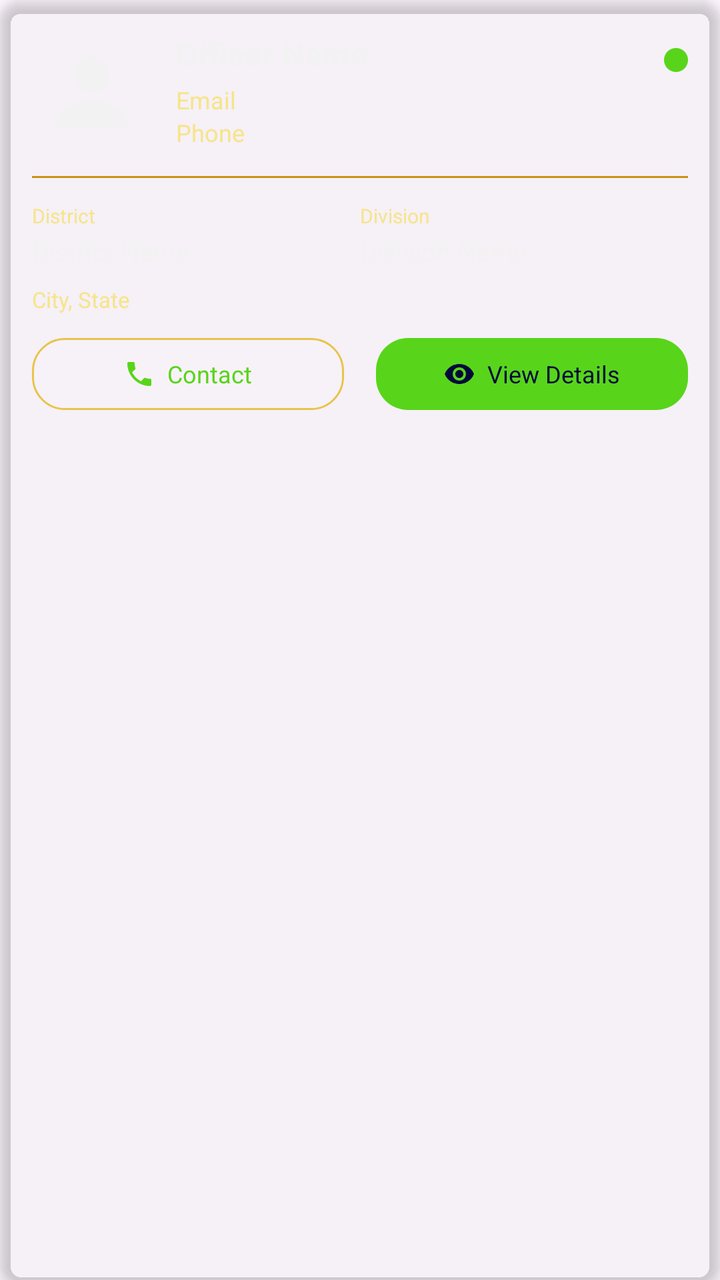
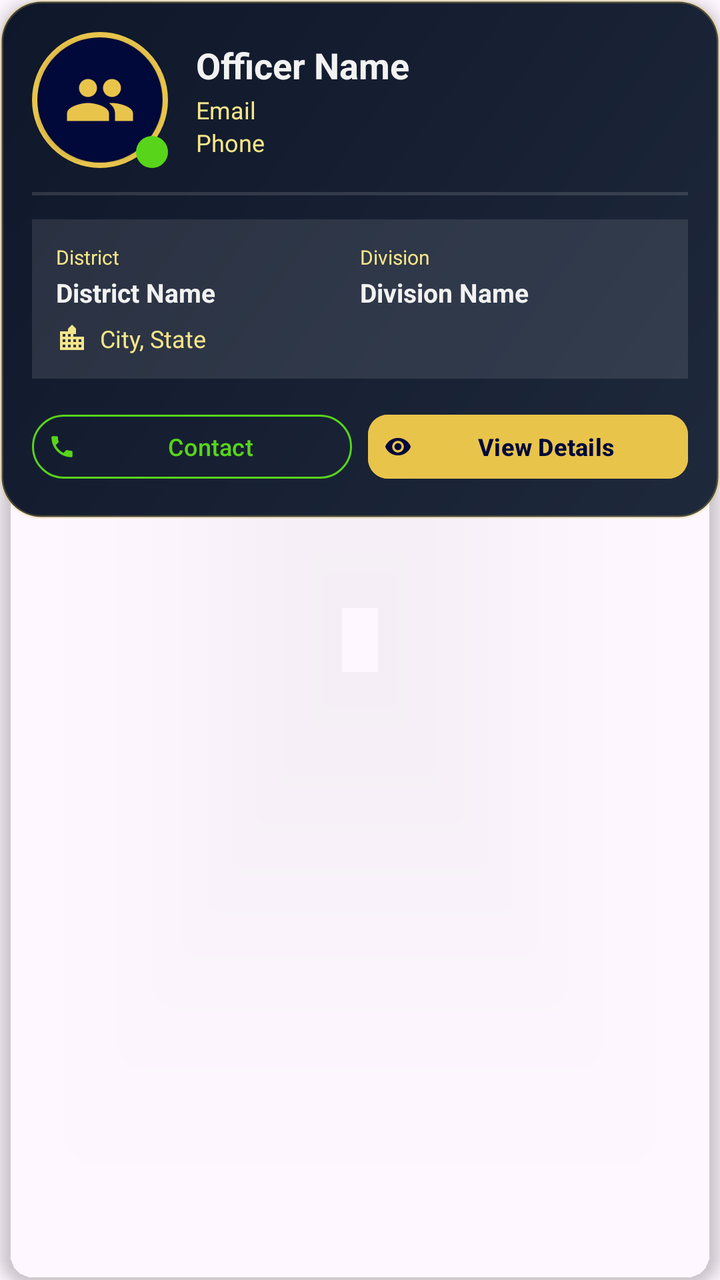

An Android layout rendered at two revisions. The XML below is the earlier revision; the diff shows what the commit changed to produce the second picture.
<!-- AndroidManifest.xml: application theme Theme.SevaSarthi -->
<!-- res/layout/item_officer.xml -->
<?xml version="1.0" encoding="utf-8"?>
<androidx.cardview.widget.CardView xmlns:android="http://schemas.android.com/apk/res/android"
    xmlns:app="http://schemas.android.com/apk/res-auto"
    android:id="@+id/cardView"
    android:layout_width="match_parent"
    android:layout_height="wrap_content"
    android:layout_marginBottom="12dp"
    app:cardBackgroundColor="#1AFFFFFF"
    app:cardCornerRadius="12dp"
    app:cardElevation="4dp">

    <LinearLayout
        android:layout_width="match_parent"
        android:layout_height="wrap_content"
        android:orientation="vertical"
        android:padding="16dp">

        
        <LinearLayout
            android:layout_width="match_parent"
            android:layout_height="wrap_content"
            android:orientation="horizontal">

            <ImageView
                android:id="@+id/ivProfile"
                android:layout_width="60dp"
                android:layout_height="60dp"
                android:background="@drawable/profile_bg"
                android:padding="4dp"
                android:src="@drawable/ic_profile" />

            <LinearLayout
                android:layout_width="0dp"
                android:layout_height="wrap_content"
                android:layout_marginStart="12dp"
                android:layout_weight="1"
                android:orientation="vertical">

                <TextView
                    android:id="@+id/tvName"
                    android:layout_width="wrap_content"
                    android:layout_height="wrap_content"
                    android:text="Officer Name"
                    android:textColor="@color/logo_white"
                    android:textSize="16sp"
                    android:textStyle="bold" />

                <TextView
                    android:id="@+id/tvEmail"
                    android:layout_width="wrap_content"
                    android:layout_height="wrap_content"
                    android:layout_marginTop="4dp"
                    android:text="Email"
                    android:textColor="@color/logo_gold_light"
                    android:textSize="12sp" />

                <TextView
                    android:id="@+id/tvPhone"
                    android:layout_width="wrap_content"
                    android:layout_height="wrap_content"
                    android:text="Phone"
                    android:textColor="@color/logo_gold_light"
                    android:textSize="12sp" />
            </LinearLayout>

            <ImageView
                android:id="@+id/ivStatus"
                android:layout_width="12dp"
                android:layout_height="12dp"
                android:layout_marginTop="8dp"
                android:src="@drawable/circle_shape_green" />
        </LinearLayout>

        
        <View
            android:layout_width="match_parent"
            android:layout_height="1dp"
            android:layout_marginVertical="12dp"
            android:background="@color/logo_gold_dark" />

        
        <LinearLayout
            android:layout_width="match_parent"
            android:layout_height="wrap_content"
            android:orientation="horizontal"
            android:weightSum="2">

            <LinearLayout
                android:layout_width="0dp"
                android:layout_height="wrap_content"
                android:layout_weight="1"
                android:orientation="vertical">

                <TextView
                    android:layout_width="wrap_content"
                    android:layout_height="wrap_content"
                    android:text="District"
                    android:textColor="@color/logo_gold_light"
                    android:textSize="10sp" />

                <TextView
                    android:id="@+id/tvDistrict"
                    android:layout_width="wrap_content"
                    android:layout_height="wrap_content"
                    android:layout_marginTop="2dp"
                    android:text="District Name"
                    android:textColor="@color/logo_white"
                    android:textSize="13sp" />
            </LinearLayout>

            <LinearLayout
                android:layout_width="0dp"
                android:layout_height="wrap_content"
                android:layout_weight="1"
                android:orientation="vertical">

                <TextView
                    android:layout_width="wrap_content"
                    android:layout_height="wrap_content"
                    android:text="Division"
                    android:textColor="@color/logo_gold_light"
                    android:textSize="10sp" />

                <TextView
                    android:id="@+id/tvDivision"
                    android:layout_width="wrap_content"
                    android:layout_height="wrap_content"
                    android:layout_marginTop="2dp"
                    android:text="Division Name"
                    android:textColor="@color/logo_white"
                    android:textSize="13sp" />
            </LinearLayout>
        </LinearLayout>

        
        <TextView
            android:id="@+id/tvLocation"
            android:layout_width="wrap_content"
            android:layout_height="wrap_content"
            android:layout_marginTop="8dp"
            android:text="City, State"
            android:textColor="@color/logo_gold_light"
            android:textSize="11sp" />

        
        <LinearLayout
            android:layout_width="match_parent"
            android:layout_height="wrap_content"
            android:layout_marginTop="12dp"
            android:orientation="horizontal">

            <LinearLayout
                android:id="@+id/btnContact"
                android:layout_width="0dp"
                android:layout_height="36dp"
                android:layout_marginEnd="8dp"
                android:layout_weight="1"
                android:background="@drawable/edit_button_bg"
                android:gravity="center"
                android:orientation="horizontal">

                <ImageView
                    android:layout_width="16dp"
                    android:layout_height="16dp"
                    android:src="@drawable/ic_phone"
                    app:tint="@color/logo_green" />

                <TextView
                    android:layout_width="wrap_content"
                    android:layout_height="wrap_content"
                    android:layout_marginStart="6dp"
                    android:text="Contact"
                    android:textColor="@color/logo_green"
                    android:textSize="12sp" />
            </LinearLayout>

            <LinearLayout
                android:id="@+id/btnViewDetails"
                android:layout_width="0dp"
                android:layout_height="36dp"
                android:layout_marginStart="8dp"
                android:layout_weight="1"
                android:background="@drawable/save_button_bg"
                android:gravity="center"
                android:orientation="horizontal">

                <ImageView
                    android:layout_width="16dp"
                    android:layout_height="16dp"
                    android:src="@drawable/ic_visibility"
                    app:tint="@color/logo_dark_blue" />

                <TextView
                    android:layout_width="wrap_content"
                    android:layout_height="wrap_content"
                    android:layout_marginStart="6dp"
                    android:text="View Details"
                    android:textColor="@color/logo_dark_blue"
                    android:textSize="12sp" />
            </LinearLayout>
        </LinearLayout>

    </LinearLayout>
</androidx.cardview.widget.CardView>
<!-- resources referenced by this layout -->
<resources>
  <color name="logo_dark_blue">#00093A</color>
  <color name="logo_gold_dark">#C8920F</color>
  <color name="logo_gold_light">#F5E58A</color>
  <color name="logo_green">#58D51A</color>
  <color name="logo_white">#F2F2F2</color>
  <!-- drawable circle_shape_green (drawable) -->
  <?xml version="1.0" encoding="utf-8"?>
  <shape xmlns:android="http://schemas.android.com/apk/res/android"
      android:shape="oval">
      <solid android:color="@color/logo_green" />
  </shape>
  <!-- drawable edit_button_bg (drawable) -->
  <?xml version="1.0" encoding="utf-8"?>
  <selector xmlns:android="http://schemas.android.com/apk/res/android">
      <item android:state_pressed="true">
          <shape>
              <solid android:color="@color/logo_gold_dark" />
              <corners android:radius="16dp" />
          </shape>
      </item>
      <item>
          <shape>
              <solid android:color="#1AFFFFFF" />
              <stroke
                  android:width="1dp"
                  android:color="@color/logo_gold" />
              <corners android:radius="16dp" />
          </shape>
      </item>
  </selector>
  <!-- drawable ic_profile (drawable) -->
  <?xml version="1.0" encoding="utf-8"?>
  <vector xmlns:android="http://schemas.android.com/apk/res/android"
      android:width="24dp"
      android:height="24dp"
      android:viewportWidth="24"
      android:viewportHeight="24">
      <path
          android:fillColor="#F2F2F2"
          android:pathData="M12,12c2.21,0 4,-1.79 4,-4s-1.79,-4 -4,-4 -4,1.79 -4,4 1.79,4 4,4zM12,14c-2.67,0 -8,1.34 -8,4v2h16v-2c0,-2.66 -5.33,-4 -8,-4z"/>
  </vector>
  <!-- drawable profile_bg (drawable) -->
  <?xml version="1.0" encoding="utf-8"?>
  <selector xmlns:android="http://schemas.android.com/apk/res/android">
  
  </selector>
  <!-- drawable save_button_bg (drawable) -->
  <?xml version="1.0" encoding="utf-8"?>
  <selector xmlns:android="http://schemas.android.com/apk/res/android">
      <item android:state_pressed="true">
          <shape>
              <solid android:color="@color/logo_green_dark" />
              <corners android:radius="16dp" />
          </shape>
      </item>
      <item>
          <shape>
              <solid android:color="@color/logo_green" />
              <corners android:radius="16dp" />
          </shape>
      </item>
  </selector>
  <style name="Theme.SevaSarthi" parent="Theme.Material3.DayNight.NoActionBar">
          <item name="colorPrimary">@color/logo_dark_blue</item>
          <item name="colorOnPrimary">@color/logo_white</item>
          <item name="colorSecondary">@color/logo_orange</item>
          <item name="colorOnSecondary">@color/logo_dark_blue</item>
          <item name="android:statusBarColor">@color/logo_dark_blue</item>
          <item name="android:navigationBarColor">@color/logo_dark_blue</item>
          <item name="android:windowAnimationStyle">@style/WindowAnimationTransition</item>
      </style>
  <color name="logo_gold">#E8C44B</color>
  <color name="logo_green_dark">#2FA80C</color>
  <color name="logo_orange">#F48A11</color>
  <style name="WindowAnimationTransition">
          <item name="android:activityOpenEnterAnimation">@anim/slide_in_right</item>
          <item name="android:activityOpenExitAnimation">@anim/slide_out_left</item>
          <item name="android:activityCloseEnterAnimation">@anim/slide_in_left</item>
          <item name="android:activityCloseExitAnimation">@anim/slide_out_right</item>
      </style>
  <!-- unchanged entries left out for length: 2 -->
</resources>

<!-- the commit's change to res/layout/item_officer.xml (unified diff, before → after) -->
@@ -4,14 +4,16 @@
     android:id="@+id/cardView"
     android:layout_width="match_parent"
     android:layout_height="wrap_content"
-    android:layout_marginBottom="12dp"
-    app:cardBackgroundColor="#1AFFFFFF"
-    app:cardCornerRadius="12dp"
+    android:layout_marginBottom="14dp"
+    android:foreground="?attr/selectableItemBackground"
+    app:cardBackgroundColor="@android:color/transparent"
+    app:cardCornerRadius="18dp"
     app:cardElevation="4dp">
 
     <LinearLayout
         android:layout_width="match_parent"
         android:layout_height="wrap_content"
+        android:background="@drawable/card_bg_founder_header"
         android:orientation="vertical"
         android:padding="16dp">
 
@@ -19,20 +21,52 @@
         <LinearLayout
             android:layout_width="match_parent"
             android:layout_height="wrap_content"
+            android:gravity="center_vertical"
             android:orientation="horizontal">
 
-            <ImageView
-                android:id="@+id/ivProfile"
-                android:layout_width="60dp"
-                android:layout_height="60dp"
-                android:background="@drawable/profile_bg"
-                android:padding="4dp"
-                android:src="@drawable/ic_profile" />
+            <RelativeLayout
+                android:layout_width="68dp"
+                android:layout_height="68dp">
+
+                <FrameLayout
+                    android:layout_width="68dp"
+                    android:layout_height="68dp"
+                    android:background="@drawable/profile_avatar_frame"
+                    android:padding="3dp">
+
+                    <androidx.cardview.widget.CardView
+                        android:layout_width="62dp"
+                        android:layout_height="62dp"
+                        android:layout_gravity="center"
+                        app:cardBackgroundColor="@color/logo_dark_blue"
+                        app:cardCornerRadius="31dp">
+
+                        <ImageView
+                            android:id="@+id/ivProfile"
+                            android:layout_width="36dp"
+                            android:layout_height="36dp"
+                            android:layout_gravity="center"
+                            android:contentDescription="Officer Profile"
+                            android:src="@drawable/ic_officer"
+                            app:tint="@color/logo_gold" />
+                    </androidx.cardview.widget.CardView>
+                </FrameLayout>
+
+                <ImageView
+                    android:id="@+id/ivStatus"
+                    android:layout_width="16dp"
+                    android:layout_height="16dp"
+                    android:layout_alignParentEnd="true"
+                    android:layout_alignParentBottom="true"
+                    android:contentDescription="Status"
+                    android:elevation="6dp"
+                    android:src="@drawable/circle_shape_green" />
+            </RelativeLayout>
 
             <LinearLayout
                 android:layout_width="0dp"
                 android:layout_height="wrap_content"
-                android:layout_marginStart="12dp"
+                android:layout_marginStart="14dp"
                 android:layout_weight="1"
                 android:orientation="vertical">
 
@@ -40,16 +74,20 @@
                     android:id="@+id/tvName"
                     android:layout_width="wrap_content"
                     android:layout_height="wrap_content"
+                    android:ellipsize="end"
+                    android:maxLines="1"
                     android:text="Officer Name"
                     android:textColor="@color/logo_white"
-                    android:textSize="16sp"
+                    android:textSize="18sp"
                     android:textStyle="bold" />
 
                 <TextView
                     android:id="@+id/tvEmail"
                     android:layout_width="wrap_content"
                     android:layout_height="wrap_content"
-                    android:layout_marginTop="4dp"
+                    android:layout_marginTop="2dp"
+                    android:ellipsize="end"
+                    android:maxLines="1"
                     android:text="Email"
                     android:textColor="@color/logo_gold_light"
                     android:textSize="12sp" />
@@ -62,143 +100,151 @@
                     android:textColor="@color/logo_gold_light"
                     android:textSize="12sp" />
             </LinearLayout>
-
-            <ImageView
-                android:id="@+id/ivStatus"
-                android:layout_width="12dp"
-                android:layout_height="12dp"
-                android:layout_marginTop="8dp"
-                android:src="@drawable/circle_shape_green" />
         </LinearLayout>
 
         
         <View
             android:layout_width="match_parent"
-            android:layout_height="1dp"
+            android:layout_height="1.5dp"
             android:layout_marginVertical="12dp"
-            android:background="@color/logo_gold_dark" />
+            android:background="#20FFFFFF" />
 
         
         <LinearLayout
             android:layout_width="match_parent"
             android:layout_height="wrap_content"
-            android:orientation="horizontal"
-            android:weightSum="2">
+            android:background="#1AFFFFFF"
+            android:orientation="vertical"
+            android:padding="12dp">
 
             <LinearLayout
-                android:layout_width="0dp"
+                android:layout_width="match_parent"
                 android:layout_height="wrap_content"
-                android:layout_weight="1"
-                android:orientation="vertical">
-
-                <TextView
-                    android:layout_width="wrap_content"
-                    android:layout_height="wrap_content"
-                    android:text="District"
-                    android:textColor="@color/logo_gold_light"
-                    android:textSize="10sp" />
-
-                <TextView
-                    android:id="@+id/tvDistrict"
-                    android:layout_width="wrap_content"
-                    android:layout_height="wrap_content"
-                    android:layout_marginTop="2dp"
-                    android:text="District Name"
-                    android:textColor="@color/logo_white"
-                    android:textSize="13sp" />
+                android:orientation="horizontal">
+
+                <LinearLayout
+                    android:layout_width="0dp"
+                    android:layout_height="wrap_content"
+                    android:layout_weight="1"
+                    android:orientation="vertical">
+
+                    <TextView
+                        android:layout_width="wrap_content"
+                        android:layout_height="wrap_content"
+                        android:text="District"
+                        android:textColor="@color/logo_gold_light"
+                        android:textSize="10sp" />
+
+                    <TextView
+                        android:id="@+id/tvDistrict"
+                        android:layout_width="wrap_content"
+                        android:layout_height="wrap_content"
+                        android:layout_marginTop="2dp"
+                        android:ellipsize="end"
+                        android:maxLines="1"
+                        android:text="District Name"
+                        android:textColor="@color/logo_white"
+                        android:textSize="13sp"
+                        android:textStyle="bold" />
+                </LinearLayout>
+
+                <LinearLayout
+                    android:layout_width="0dp"
+                    android:layout_height="wrap_content"
+                    android:layout_weight="1"
+                    android:orientation="vertical">
+
+                    <TextView
+                        android:layout_width="wrap_content"
+                        android:layout_height="wrap_content"
+                        android:text="Division"
+                        android:textColor="@color/logo_gold_light"
+                        android:textSize="10sp" />
+
+                    <TextView
+                        android:id="@+id/tvDivision"
+                        android:layout_width="wrap_content"
+                        android:layout_height="wrap_content"
+                        android:layout_marginTop="2dp"
+                        android:ellipsize="end"
+                        android:maxLines="1"
+                        android:text="Division Name"
+                        android:textColor="@color/logo_white"
+                        android:textSize="13sp"
+                        android:textStyle="bold" />
+                </LinearLayout>
             </LinearLayout>
 
             <LinearLayout
-                android:layout_width="0dp"
+                android:layout_width="match_parent"
                 android:layout_height="wrap_content"
-                android:layout_weight="1"
-                android:orientation="vertical">
-
-                <TextView
-                    android:layout_width="wrap_content"
-                    android:layout_height="wrap_content"
-                    android:text="Division"
-                    android:textColor="@color/logo_gold_light"
-                    android:textSize="10sp" />
-
-                <TextView
-                    android:id="@+id/tvDivision"
-                    android:layout_width="wrap_content"
-                    android:layout_height="wrap_content"
-                    android:layout_marginTop="2dp"
-                    android:text="Division Name"
-                    android:textColor="@color/logo_white"
-                    android:textSize="13sp" />
-            </LinearLayout>
-        </LinearLayout>
-
-        
-        <TextView
-            android:id="@+id/tvLocation"
-            android:layout_width="wrap_content"
-            android:layout_height="wrap_content"
-            android:layout_marginTop="8dp"
-            android:text="City, State"
-            android:textColor="@color/logo_gold_light"
-            android:textSize="11sp" />
-
-        
-        <LinearLayout
-            android:layout_width="match_parent"
-            android:layout_height="wrap_content"
-            android:layout_marginTop="12dp"
-            android:orientation="horizontal">
-
-            <LinearLayout
-                android:id="@+id/btnContact"
-                android:layout_width="0dp"
-                android:layout_height="36dp"
-                android:layout_marginEnd="8dp"
-                android:layout_weight="1"
-                android:background="@drawable/edit_button_bg"
-                android:gravity="center"
+                android:layout_marginTop="6dp"
+                android:gravity="center_vertical"
                 android:orientation="horizontal">
 
                 <ImageView
                     android:layout_width="16dp"
                     android:layout_height="16dp"
-                    android:src="@drawable/ic_phone"
-                    app:tint="@color/logo_green" />
-
-                <TextView
-                    android:layout_width="wrap_content"
-                    android:layout_height="wrap_content"
-                    android:layout_marginStart="6dp"
-                    android:text="Contact"
-                    android:textColor="@color/logo_green"
-                    android:textSize="12sp" />
-            </LinearLayout>
-
-            <LinearLayout
-                android:id="@+id/btnViewDetails"
-                android:layout_width="0dp"
-                android:layout_height="36dp"
-                android:layout_marginStart="8dp"
-                android:layout_weight="1"
-                android:background="@drawable/save_button_bg"
-                android:gravity="center"
-                android:orientation="horizontal">
-
-                <ImageView
-                    android:layout_width="16dp"
-                    android:layout_height="16dp"
-                    android:src="@drawable/ic_visibility"
-                    app:tint="@color/logo_dark_blue" />
-
-                <TextView
-                    android:layout_width="wrap_content"
-                    android:layout_height="wrap_content"
-                    android:layout_marginStart="6dp"
-                    android:text="View Details"
-                    android:textColor="@color/logo_dark_blue"
+                    android:layout_marginEnd="6dp"
+                    android:src="@drawable/ic_location_city"
+                    app:tint="@color/logo_gold_light" />
+
+                <TextView
+                    android:id="@+id/tvLocation"
+                    android:layout_width="match_parent"
+                    android:layout_height="wrap_content"
+                    android:ellipsize="end"
+                    android:maxLines="1"
+                    android:text="City, State"
+                    android:textColor="@color/logo_gold_light"
                     android:textSize="12sp" />
             </LinearLayout>
         </LinearLayout>
 
+        
+        <LinearLayout
+            android:layout_width="match_parent"
+            android:layout_height="wrap_content"
+            android:layout_marginTop="14dp"
+            android:gravity="center_vertical"
+            android:orientation="horizontal">
+
+            <com.google.android.material.button.MaterialButton
+                android:id="@+id/btnContact"
+                style="@style/Widget.Material3.Button.OutlinedButton"
+                android:layout_width="0dp"
+                android:layout_height="40dp"
+                android:layout_marginEnd="8dp"
+                android:layout_weight="1"
+                android:paddingHorizontal="8dp"
+                android:paddingVertical="0dp"
+                android:text="Contact"
+                android:textColor="@color/logo_green"
+                android:textSize="12sp"
+                app:icon="@drawable/ic_phone"
+                app:iconPadding="4dp"
+                app:iconSize="14dp"
+                app:iconTint="@color/logo_green"
+                app:strokeColor="@color/logo_green" />
+
+            <com.google.android.material.button.MaterialButton
+                android:id="@+id/btnViewDetails"
+                android:layout_width="0dp"
+                android:layout_height="40dp"
+                android:layout_weight="1"
+                android:backgroundTint="@color/logo_gold"
+                android:paddingHorizontal="8dp"
+                android:paddingVertical="0dp"
+                android:text="View Details"
+                android:textColor="@color/logo_dark_blue"
+                android:textSize="12sp"
+                android:textStyle="bold"
+                app:cornerRadius="10dp"
+                app:icon="@drawable/ic_visibility"
+                app:iconPadding="4dp"
+                app:iconSize="14dp"
+                app:iconTint="@color/logo_dark_blue" />
+        </LinearLayout>
+
     </LinearLayout>
 </androidx.cardview.widget.CardView>
<!-- resource entries referenced after the edit -->
@@ -1,36 +1,30 @@
 <!-- resources referenced by this layout -->
 <resources>
   <color name="logo_dark_blue">#00093A</color>
-  <color name="logo_gold_dark">#C8920F</color>
   <color name="logo_gold_light">#F5E58A</color>
   <color name="logo_green">#58D51A</color>
   <color name="logo_white">#F2F2F2</color>
+  <!-- drawable card_bg_founder_header (drawable) -->
+  <?xml version="1.0" encoding="utf-8"?>
+  <shape xmlns:android="http://schemas.android.com/apk/res/android"
+      android:shape="rectangle">
+      <gradient
+          android:angle="135"
+          android:endColor="#0F172A"
+          android:startColor="#1E293B"
+          android:type="linear" />
+      <corners android:radius="20dp" />
+      <stroke
+          android:width="1.5dp"
+          android:color="#40E8C44B" />
+  </shape>
   <!-- drawable circle_shape_green (drawable) -->
   <?xml version="1.0" encoding="utf-8"?>
   <shape xmlns:android="http://schemas.android.com/apk/res/android"
       android:shape="oval">
       <solid android:color="@color/logo_green" />
   </shape>
-  <!-- drawable edit_button_bg (drawable) -->
-  <?xml version="1.0" encoding="utf-8"?>
-  <selector xmlns:android="http://schemas.android.com/apk/res/android">
-      <item android:state_pressed="true">
-          <shape>
-              <solid android:color="@color/logo_gold_dark" />
-              <corners android:radius="16dp" />
-          </shape>
-      </item>
-      <item>
-          <shape>
-              <solid android:color="#1AFFFFFF" />
-              <stroke
-                  android:width="1dp"
-                  android:color="@color/logo_gold" />
-              <corners android:radius="16dp" />
-          </shape>
-      </item>
-  </selector>
-  <!-- drawable ic_profile (drawable) -->
+  <!-- drawable ic_location_city (drawable) -->
   <?xml version="1.0" encoding="utf-8"?>
   <vector xmlns:android="http://schemas.android.com/apk/res/android"
       android:width="24dp"
@@ -39,29 +33,32 @@
       android:viewportHeight="24">
       <path
           android:fillColor="#F2F2F2"
-          android:pathData="M12,12c2.21,0 4,-1.79 4,-4s-1.79,-4 -4,-4 -4,1.79 -4,4 1.79,4 4,4zM12,14c-2.67,0 -8,1.34 -8,4v2h16v-2c0,-2.66 -5.33,-4 -8,-4z"/>
+          android:pathData="M15,11V5l-3,-3 -3,3v2H3v14h18V11h-6zM7,19H5v-2h2v2zM7,15H5v-2h2v2zM7,11H5V9h2v2zM11,19H9v-2h2v2zM11,15H9v-2h2v2zM11,11H9V9h2v2zM15,19h-2v-2h2v2zM15,15h-2v-2h2v2zM15,11h-2V9h2v2zM19,19h-2v-2h2v2zM19,15h-2v-2h2v2z"/>
   </vector>
-  <!-- drawable profile_bg (drawable) -->
+  <!-- drawable ic_officer (drawable) -->
   <?xml version="1.0" encoding="utf-8"?>
-  <selector xmlns:android="http://schemas.android.com/apk/res/android">
-  
-  </selector>
-  <!-- drawable save_button_bg (drawable) -->
+  <vector xmlns:android="http://schemas.android.com/apk/res/android"
+      android:width="24dp"
+      android:height="24dp"
+      android:viewportWidth="24"
+      android:viewportHeight="24">
+      <path
+          android:fillColor="#F2F2F2"
+          android:pathData="M16,11c1.66,0 2.99,-1.34 2.99,-3S17.66,5 16,5c-1.66,0 -3,1.34 -3,3s1.34,3 3,3zM8,11c1.66,0 2.99,-1.34 2.99,-3S9.66,5 8,5C6.34,5 5,6.34 5,8s1.34,3 3,3zM8,13c-2.33,0 -7,1.17 -7,3.5L1,19h14v-2.5c0,-2.33 -4.67,-3.5 -7,-3.5zM16,13c-0.29,0 -0.62,0.02 -1,0.05 1.16,0.84 2,1.87 2,3.45L17,19h6v-2.5c0,-2.33 -4.67,-3.5 -7,-3.5z"/>
+  </vector>
+  <!-- drawable profile_avatar_frame (drawable) -->
   <?xml version="1.0" encoding="utf-8"?>
-  <selector xmlns:android="http://schemas.android.com/apk/res/android">
-      <item android:state_pressed="true">
-          <shape>
-              <solid android:color="@color/logo_green_dark" />
-              <corners android:radius="16dp" />
-          </shape>
-      </item>
-      <item>
-          <shape>
-              <solid android:color="@color/logo_green" />
-              <corners android:radius="16dp" />
-          </shape>
-      </item>
-  </selector>
+  <shape xmlns:android="http://schemas.android.com/apk/res/android"
+      android:shape="oval">
+      <gradient
+          android:angle="135"
+          android:endColor="#00093A"
+          android:startColor="#1E293B"
+          android:type="linear" />
+      <stroke
+          android:width="2.5dp"
+          android:color="#E8C44B" />
+  </shape>
   <style name="Theme.SevaSarthi" parent="Theme.Material3.DayNight.NoActionBar">
           <item name="colorPrimary">@color/logo_dark_blue</item>
           <item name="colorOnPrimary">@color/logo_white</item>
@@ -69,10 +66,10 @@
           <item name="colorOnSecondary">@color/logo_dark_blue</item>
           <item name="android:statusBarColor">@color/logo_dark_blue</item>
           <item name="android:navigationBarColor">@color/logo_dark_blue</item>
+          <item name="android:windowLightStatusBar">false</item>
           <item name="android:windowAnimationStyle">@style/WindowAnimationTransition</item>
       </style>
   <color name="logo_gold">#E8C44B</color>
-  <color name="logo_green_dark">#2FA80C</color>
   <color name="logo_orange">#F48A11</color>
   <style name="WindowAnimationTransition">
           <item name="android:activityOpenEnterAnimation">@anim/slide_in_right</item>
